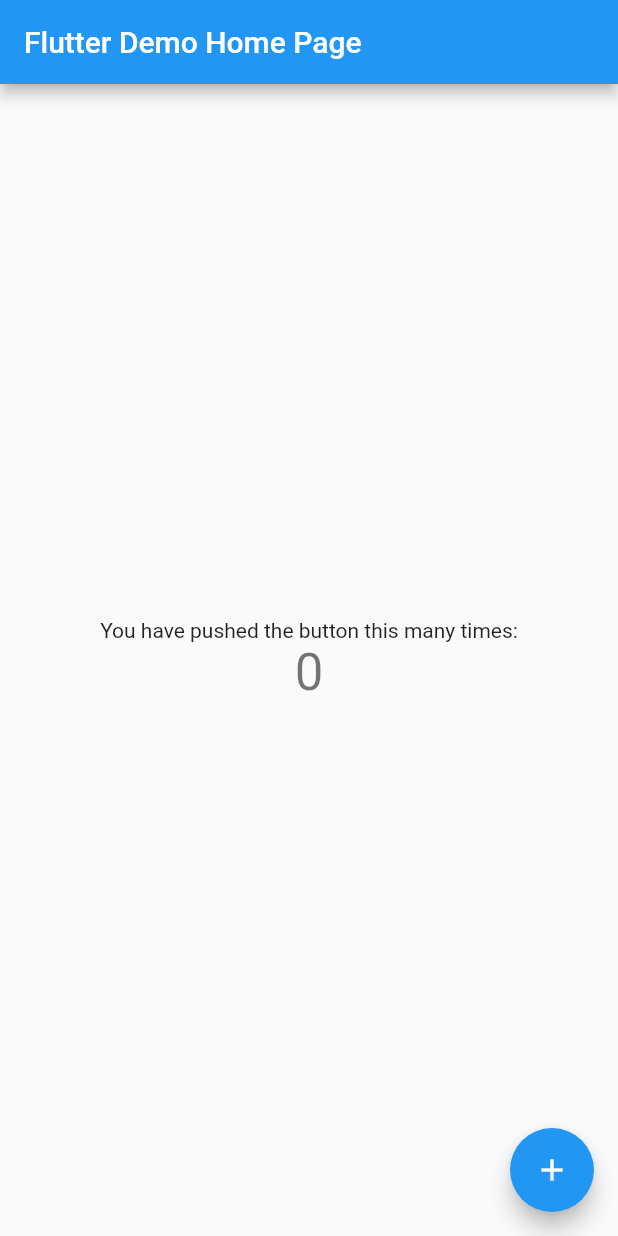
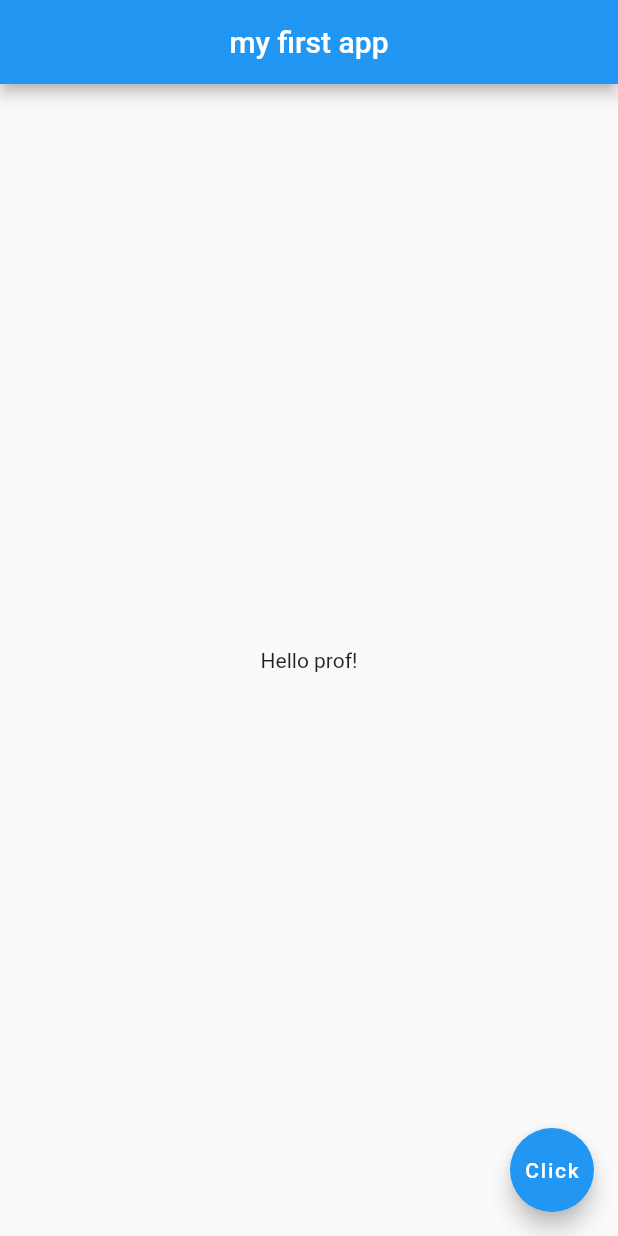
Before and after one commit to michaelovo/Flutter_basic, a Flutter app: the screen it shows after launch, on a phone screen of 412 x 824 dp. Run offline on Flutter 3.47's test engine with Material 2 defaults, Android fonts, the phone set to English and light mode, and no system bars.

Commit message:
Added scaffold,appbar and body widgets

```diff
--- a/lib/main.dart
+++ b/lib/main.dart
@@ -1,111 +1,17 @@
 import 'package:flutter/material.dart';
 
-void main() => runApp(MyApp());
+void main() => runApp(MaterialApp(
+  home:Scaffold(
+    appBar:AppBar(
+      title:Text('my first app'),
+      centerTitle: true,
+    ),
+    body:Center(
+      child: Text('Hello prof!'),
 
-class MyApp extends StatelessWidget {
-  // This widget is the root of your application.
-  @override
-  Widget build(BuildContext context) {
-    return MaterialApp(
-      title: 'Flutter Demo',
-      theme: ThemeData(
-        // This is the theme of your application.
-        //
-        // Try running your application with "flutter run". You'll see the
-        // application has a blue toolbar. Then, without quitting the app, try
-        // changing the primarySwatch below to Colors.green and then invoke
-        // "hot reload" (press "r" in the console where you ran "flutter run",
-        // or simply save your changes to "hot reload" in a Flutter IDE).
-        // Notice that the counter didn't reset back to zero; the application
-        // is not restarted.
-        primarySwatch: Colors.blue,
-      ),
-      home: MyHomePage(title: 'Flutter Demo Home Page'),
-    );
-  }
-}
-
-class MyHomePage extends StatefulWidget {
-  MyHomePage({Key key, this.title}) : super(key: key);
-
-  // This widget is the home page of your application. It is stateful, meaning
-  // that it has a State object (defined below) that contains fields that affect
-  // how it looks.
-
-  // This class is the configuration for the state. It holds the values (in this
-  // case the title) provided by the parent (in this case the App widget) and
-  // used by the build method of the State. Fields in a Widget subclass are
-  // always marked "final".
-
-  final String title;
-
-  @override
-  _MyHomePageState createState() => _MyHomePageState();
-}
-
-class _MyHomePageState extends State<MyHomePage> {
-  int _counter = 0;
-
-  void _incrementCounter() {
-    setState(() {
-      // This call to setState tells the Flutter framework that something has
-      // changed in this State, which causes it to rerun the build method below
-      // so that the display can reflect the updated values. If we changed
-      // _counter without calling setState(), then the build method would not be
-      // called again, and so nothing would appear to happen.
-      _counter++;
-    });
-  }
-
-  @override
-  Widget build(BuildContext context) {
-    // This method is rerun every time setState is called, for instance as done
-    // by the _incrementCounter method above.
-    //
-    // The Flutter framework has been optimized to make rerunning build methods
-    // fast, so that you can just rebuild anything that needs updating rather
-    // than having to individually change instances of widgets.
-    return Scaffold(
-      appBar: AppBar(
-        // Here we take the value from the MyHomePage object that was created by
-        // the App.build method, and use it to set our appbar title.
-        title: Text(widget.title),
-      ),
-      body: Center(
-        // Center is a layout widget. It takes a single child and positions it
-        // in the middle of the parent.
-        child: Column(
-          // Column is also a layout widget. It takes a list of children and
-          // arranges them vertically. By default, it sizes itself to fit its
-          // children horizontally, and tries to be as tall as its parent.
-          //
-          // Invoke "debug painting" (press "p" in the console, choose the
-          // "Toggle Debug Paint" action from the Flutter Inspector in Android
-          // Studio, or the "Toggle Debug Paint" command in Visual Studio Code)
-          // to see the wireframe for each widget.
-          //
-          // Column has various properties to control how it sizes itself and
-          // how it positions its children. Here we use mainAxisAlignment to
-          // center the children vertically; the main axis here is the vertical
-          // axis because Columns are vertical (the cross axis would be
-          // horizontal).
-          mainAxisAlignment: MainAxisAlignment.center,
-          children: <Widget>[
-            Text(
-              'You have pushed the button this many times:',
-            ),
-            Text(
-              '$_counter',
-              style: Theme.of(context).textTheme.display1,
-            ),
-          ],
-        ),
-      ),
-      floatingActionButton: FloatingActionButton(
-        onPressed: _incrementCounter,
-        tooltip: 'Increment',
-        child: Icon(Icons.add),
-      ), // This trailing comma makes auto-formatting nicer for build methods.
-    );
-  }
-}
+    ),
+    floatingActionButton: FloatingActionButton(
+      child: Text('Click'),
+    ),
+  ),
+));
```
